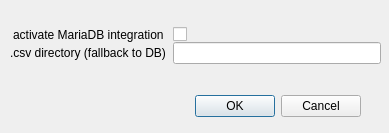
Before: the Qt Designer form src/visuals/ui/forms/settings.ui in future-gadget-lab-de/league_scrim_analytics_suite, drawn with Qt 5.
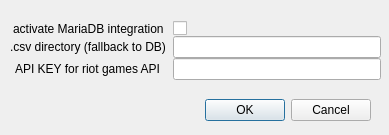
After: the same form once the commit is applied.

Commit message: feat - added entry for api key

Diff of the .ui file:
```diff
--- a/src/visuals/ui/forms/settings.ui
+++ b/src/visuals/ui/forms/settings.ui
@@ -7,7 +7,7 @@
     <x>0</x>
     <y>0</y>
     <width>389</width>
-    <height>133</height>
+    <height>135</height>
    </rect>
   </property>
   <property name="windowTitle">
@@ -18,8 +18,8 @@
     <rect>
      <x>160</x>
      <y>90</y>
-     <width>201</width>
-     <height>32</height>
+     <width>211</width>
+     <height>41</height>
     </rect>
    </property>
    <property name="orientation">
@@ -35,7 +35,7 @@
      <x>10</x>
      <y>10</y>
      <width>371</width>
-     <height>71</height>
+     <height>81</height>
     </rect>
    </property>
    <layout class="QFormLayout" name="formLayout">
@@ -81,6 +81,16 @@
     <item row="1" column="1">
      <widget class="QLineEdit" name="lineEdit_csv_path"/>
     </item>
+    <item row="2" column="0">
+     <widget class="QLabel" name="label_API">
+      <property name="text">
+       <string>API KEY for riot games API</string>
+      </property>
+     </widget>
+    </item>
+    <item row="2" column="1">
+     <widget class="QLineEdit" name="lineEdit_API"/>
+    </item>
    </layout>
   </widget>
  </widget>
```
The commit also changes 1 other file.
